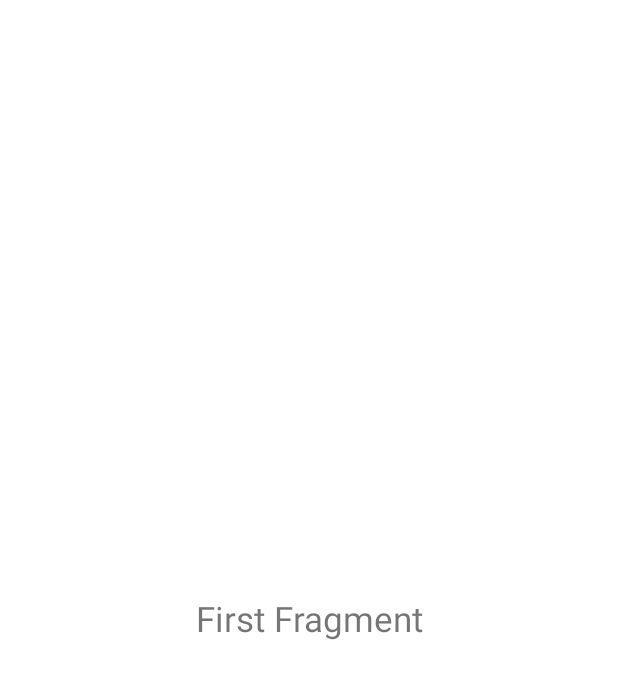
After one commit to Duc-267/FirstAplication, an Android app: the layout fragment_first.xml on its own in the app's theme, with its tools: preview values and no code run, on a phone screen of 412 x 824 dp. The commit adds this screen. Shown: the top 679 px of the screen. Run offline under Robolectric (Android 15) with nearby library versions, the phone set to English and light mode, and no system bars.

Commit message:
add fragment

```diff
--- a/app/build.gradle
+++ b/app/build.gradle
@@ -41,6 +41,7 @@ dependencies {
     implementation 'com.google.android.material:material:1.4.0'
     implementation 'androidx.constraintlayout:constraintlayout:2.0.4'
     implementation "androidx.recyclerview:recyclerview:1.2.1"
+    implementation 'androidx.legacy:legacy-support-v4:1.0.0'
     testImplementation 'junit:junit:4.+'
     androidTestImplementation 'androidx.test.ext:junit:1.1.3'
     androidTestImplementation 'androidx.test.espresso:espresso-core:3.4.0'
--- /dev/null
+++ b/app/src/main/res/layout/fragment_first.xml
@@ -0,0 +1,21 @@
+<?xml version="1.0" encoding="utf-8"?>
+<androidx.constraintlayout.widget.ConstraintLayout xmlns:android="http://schemas.android.com/apk/res/android"
+    xmlns:app="http://schemas.android.com/apk/res-auto"
+    xmlns:tools="http://schemas.android.com/tools"
+    android:layout_width="match_parent"
+    android:layout_height="match_parent"
+    tools:context=".FirstFragment">
+
+    <TextView
+        android:id="@+id/tvFragment1"
+        android:layout_width="wrap_content"
+        android:layout_height="wrap_content"
+        android:text="First Fragment"
+        android:textSize="23sp"
+        app:layout_constraintBottom_toBottomOf="parent"
+        app:layout_constraintEnd_toEndOf="parent"
+        app:layout_constraintHorizontal_bias="0.5"
+        app:layout_constraintStart_toStartOf="parent"
+        app:layout_constraintTop_toTopOf="parent" />
+
+</androidx.constraintlayout.widget.ConstraintLayout>
--- a/app/src/main/res/values/strings.xml
+++ b/app/src/main/res/values/strings.xml
@@ -15,4 +15,6 @@
         <item> December </item>
 
     </string-array>
+    <!-- TODO: Remove or change this placeholder text -->
+    <string name="hello_blank_fragment">Hello blank fragment</string>
 </resources>
```
Also changed, not shown: app/src/main/java/com/example/myapplication/FragmentActivity.kt (+28 -0 lines), app/src/main/res/layout/activity_fragment.xml (+27 -0 lines), app/src/main/res/layout/fragment_second.xml (added, +21 -0 lines).
